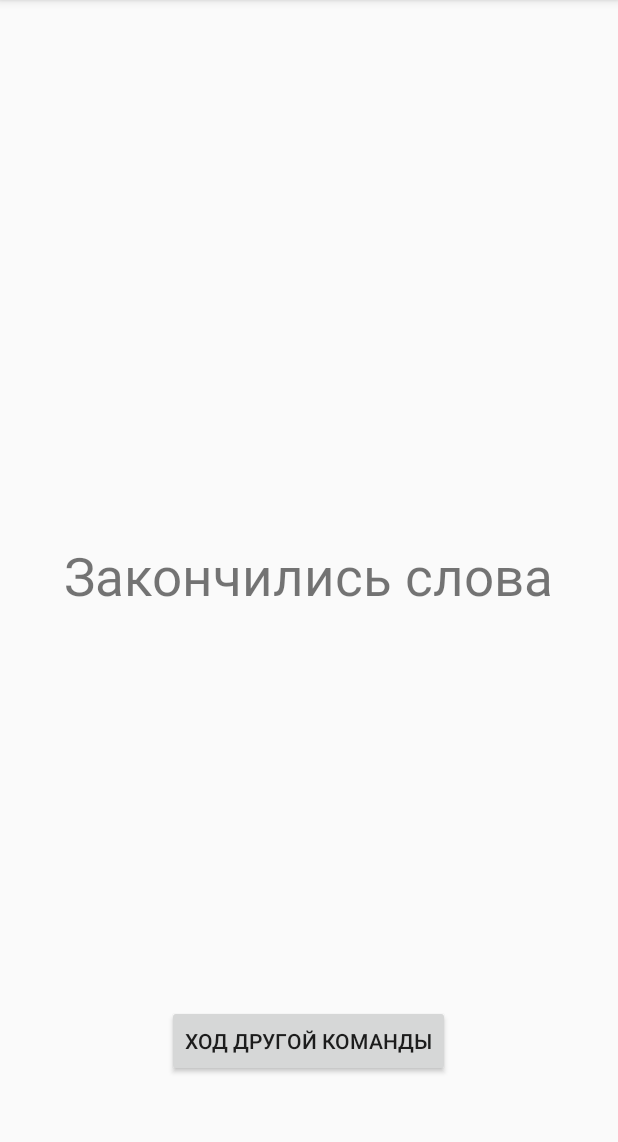
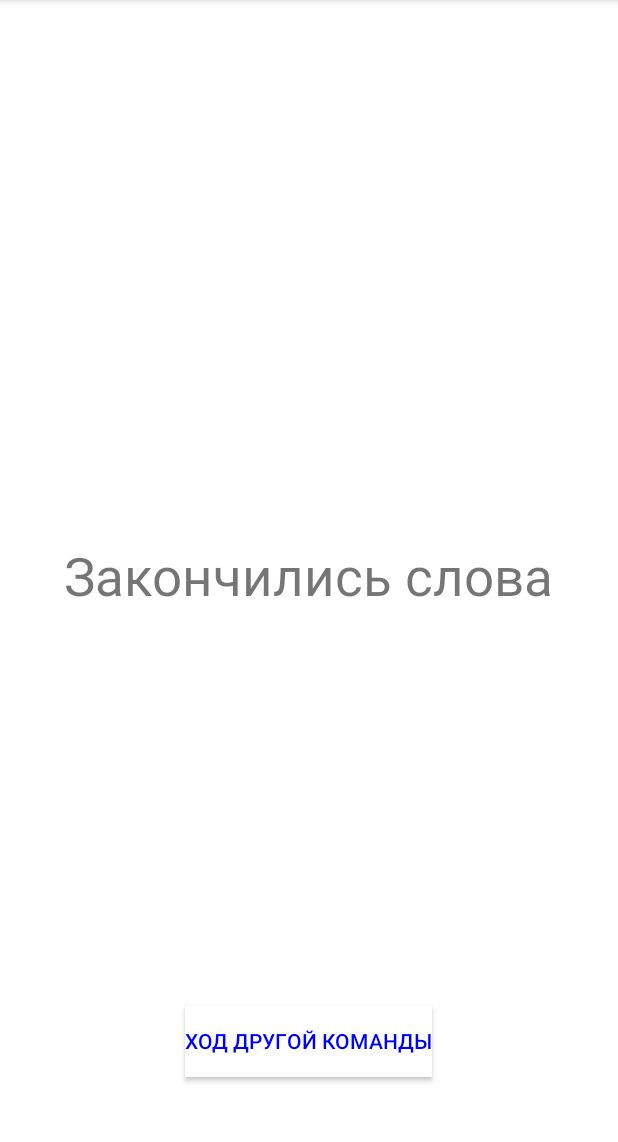
Before and after one commit to NuKeRsOn/Alias, an Android app: the fragment GameFragment shown on its own in the app's theme, on a phone screen of 412 x 824 dp, the part 84-1226 px from its top. Run offline under Robolectric (Android 15) with nearby library versions, the phone set to English and light mode, and no system bars; 3 statements that could not run were skipped.

Commit message:
little design and only ok button

```diff
--- a/app/src/main/java/org/happysanta/alias/models/AliasWord.java
+++ b/app/src/main/java/org/happysanta/alias/models/AliasWord.java
@@ -16,6 +16,9 @@ public class AliasWord {
     }
 
     public boolean isGuessed() {
+
+
+
         return guessed;
     }
 }
--- a/app/src/main/java/org/happysanta/alias/start/StartActivity.java
+++ b/app/src/main/java/org/happysanta/alias/start/StartActivity.java
@@ -19,6 +19,7 @@ import android.widget.Button;
 import android.widget.ImageView;
 import android.widget.TextView;
 
+import org.happysanta.alias.game.CreateTeamsFragment;
 import org.happysanta.alias.game.GameActivity;
 import org.happysanta.alias.R;
 import org.happysanta.alias.settings.SettingsActivity;
@@ -324,6 +325,8 @@ public class StartActivity extends Activity {
 
         });
 
+
+
     }
 
 
--- /dev/null
+++ b/app/src/main/res/drawable/background_true.xml
@@ -0,0 +1,7 @@
+<?xml version="1.0" encoding="utf-8"?>
+<shape xmlns:android="http://schemas.android.com/apk/res/android">
+
+    <solid android:color="#2ecc71"/>
+    <corners android:topLeftRadius="60dp" android:bottomLeftRadius="60dp"/>
+
+</shape>
--- /dev/null
+++ b/app/src/main/res/drawable/false_button.xml
@@ -0,0 +1,7 @@
+<?xml version="1.0" encoding="utf-8"?>
+<shape xmlns:android="http://schemas.android.com/apk/res/android">
+
+    <corners android:radius="50dp"/>
+    <solid android:color="#c0392b"/>
+
+</shape>
--- /dev/null
+++ b/app/src/main/res/drawable/true_button.xml
@@ -0,0 +1,6 @@
+<?xml version="1.0" encoding="utf-8"?>
+<shape xmlns:android="http://schemas.android.com/apk/res/android">
+
+    <corners android:radius="50dp"/>
+    <solid android:color="#27ae60"/>
+</shape>
--- a/app/src/main/res/layout/fragment_game.xml
+++ b/app/src/main/res/layout/fragment_game.xml
@@ -2,6 +2,7 @@
 <RelativeLayout
     android:id="@+id/container"
     xmlns:android="http://schemas.android.com/apk/res/android"
+    android:background="#ffffff"
     android:layout_width="match_parent"
     android:layout_height="match_parent">
     <TextView
@@ -31,12 +32,14 @@
         android:layout_height="wrap_content" />
     <TextView
         android:layout_centerInParent="true"
-        android:textSize="50sp"
+        android:textSize="30sp"
         android:id="@+id/word"
         android:text="Word"
         android:layout_width="wrap_content"
         android:layout_height="wrap_content" />
     <Button
+        android:textColor="#0000ff"
+        android:background="#ffffff"
         android:id="@+id/next_team"
         android:visibility="gone"
         android:layout_marginBottom="50dp"
@@ -45,24 +48,41 @@
         android:text="Ход другой команды"
         android:layout_width="wrap_content"
         android:layout_height="wrap_content" />
+    <Button
+        android:visibility="gone"
+        android:background="@drawable/background_true"
+        android:id="@+id/background"
+        android:layout_alignParentBottom="true"
+        android:layout_alignParentRight="true"
+        android:layout_marginBottom="85dp"
+        android:layout_width="165dp"
+        android:layout_height="75dp" />
     <LinearLayout
         android:orientation="horizontal"
         android:gravity="center"
-        android:layout_marginBottom="50dp"
+        android:layout_marginBottom="90dp"
         android:layout_centerHorizontal="true"
         android:layout_alignParentBottom="true"
         android:id="@+id/buttons_holder"
         android:layout_width="wrap_content"
         android:layout_height="wrap_content">
+
         <Button
+            android:textColor="#ffffff"
+            android:background="@drawable/false_button"
             android:text="Не угадал"
+            android:id="@+id/word_niok"
+            android:layout_width="65dp"
+            android:layout_height="65dp"
+            android:layout_marginRight="35dp"/>
+        <Button
+            android:textColor="#ffffff"
+            android:background="@drawable/true_button"
+            android:text="Угадал"
             android:id="@+id/word_ok"
-            android:layout_width="100dp"
-            android:layout_height="100dp" />
-        <Button
-            android:text="Угадал"
-            android:id="@+id/word_niok"
-            android:layout_width="100dp"
-            android:layout_height="100dp" />
+            android:layout_width="65dp"
+            android:layout_marginLeft="35dp"
+            android:layout_height="65dp" />
     </LinearLayout>
+
 </RelativeLayout>
--- a/app/src/main/res/layout/fragment_prepare.xml
+++ b/app/src/main/res/layout/fragment_prepare.xml
@@ -3,14 +3,18 @@
     xmlns:android="http://schemas.android.com/apk/res/android"
     android:layout_width="match_parent"
     android:gravity="center_horizontal"
+    android:background="#ffffff"
     android:layout_height="match_parent">
     <TextView
+        android:textSize="20dp"
         android:id="@+id/team"
         android:text="team %s"
         android:layout_above="@+id/time_remaining"
         android:layout_width="wrap_content"
         android:layout_height="wrap_content" />
     <TextView
+        android:textColor="#ff0000"
+        android:textSize="15dp"
         android:text="Осталось 5 секунд"
         android:layout_centerVertical="true"
         android:id="@+id/time_remaining"
--- /dev/null
+++ b/app/src/main/res/layout/item_team_add.xml
@@ -0,0 +1,5 @@
+<?xml version="1.0" encoding="utf-8"?>
+<EditText
+    xmlns:android="http://schemas.android.com/apk/res/android"
+    android:layout_width="wrap_content"
+    android:layout_height="wrap_content"/>
--- /dev/null
+++ b/app/src/main/res/layout/item_team_add_button.xml
@@ -0,0 +1,5 @@
+<?xml version="1.0" encoding="utf-8"?>
+<Button
+    xmlns:android="http://schemas.android.com/apk/res/android"
+    android:layout_height="wrap_content"
+    android:layout_width="wrap_content"/>
--- a/app/src/main/res/values/colors.xml
+++ b/app/src/main/res/values/colors.xml
@@ -1,4 +1,7 @@
 <?xml version="1.0" encoding="utf-8"?>
 <resources>
     <color name="timer_red">#ff0000</color>
+    <color name="all_buttons">#ffffff</color>
+    <color name="text_color">#0000ff</color>
+    <color name="true_background">#2ecc71</color>
 </resources>
```
Also changed, not shown: app/src/main/java/org/happysanta/alias/game/CreateTeamsAdapter.java (+13 -4 lines), app/src/main/java/org/happysanta/alias/game/GameFragment.java (+28 -2 lines), app/src/main/res/layout/activity_start.xml (+27 -14 lines), app/src/main/res/layout/create_teams.xml (+6 -3 lines), 1 other file.
